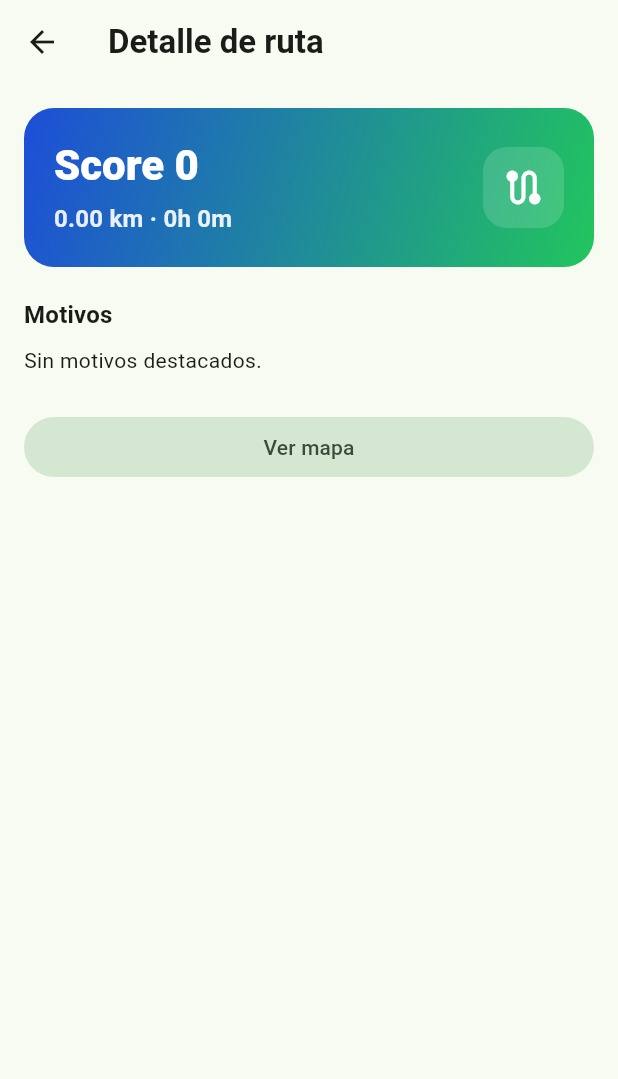
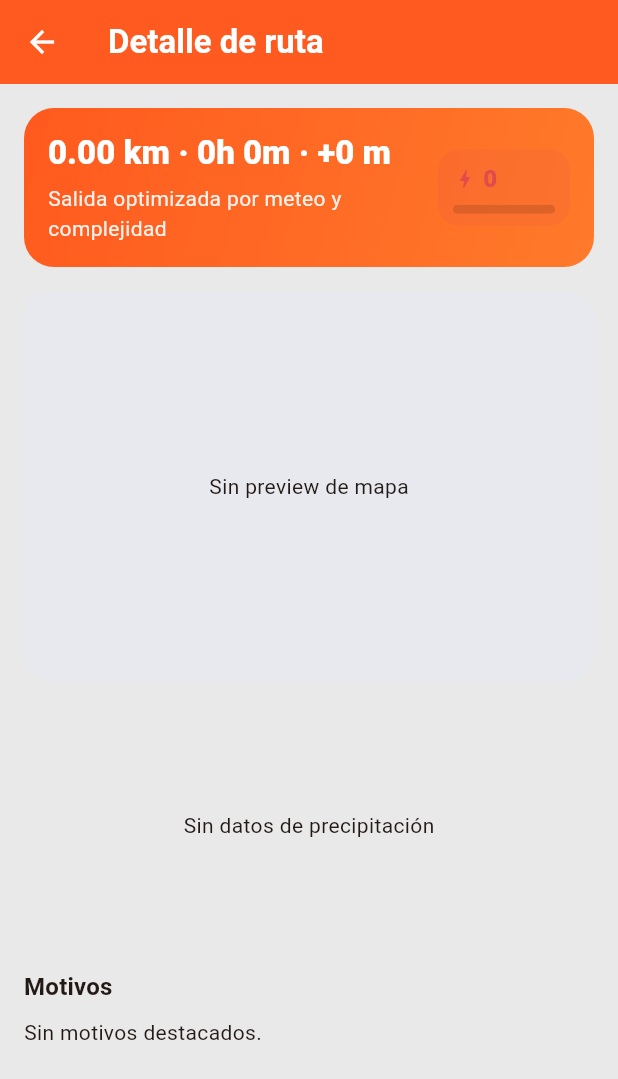
Before and after one commit to ggomeze/cycling-app, a Flutter app: the RouteDetailScreen screen opened directly with empty values, on a phone screen of 412 x 824 dp. Shown: the top 1079 px of the screen. Run offline on Flutter 3.47's test engine with Material 3 defaults, Android fonts, the phone set to English and light mode, and no system bars; our stand-ins replace flutter_map, latlong2; missing offline and left inert: flutter_polyline_points.

Commit message:
Refines UI and extends route details with weather forecasts
Overhauls the application theme with a new color scheme and card styling.
Adds elevation gain and detailed precipitation forecasts to the `RideRoute` model.
Introduces dedicated widgets for map previews, precipitation charts, and route scores.
Enhances API error handling for clearer user feedback.

```diff
--- a/lib/models/ride_route.dart
+++ b/lib/models/ride_route.dart
@@ -3,16 +3,24 @@ class RideRoute {
   final double distanceKm;
   final double durationH;
   final int score;
+  final double? elevationGainM;
   final List<String> reasons;
   final String geometryPolyline;
+  final List<String> forecastTimes;
+  final List<double> precipitationMm;
+  final List<double> precipitationProbability;
 
   const RideRoute({
     required this.id,
     required this.distanceKm,
     required this.durationH,
     required this.score,
+    this.elevationGainM,
     required this.reasons,
     required this.geometryPolyline,
+    this.forecastTimes = const [],
+    this.precipitationMm = const [],
+    this.precipitationProbability = const [],
   });
 
   factory RideRoute.fromJson(Map<String, dynamic> json) {
@@ -21,8 +29,20 @@ class RideRoute {
       distanceKm: (json['distance_km'] as num).toDouble(),
       durationH: (json['duration_h'] as num).toDouble(),
       score: json['score'] as int,
+      elevationGainM: (json['elevation_gain_m'] as num?)?.toDouble(),
       reasons: List<String>.from(json['reasons'] as List<dynamic>),
       geometryPolyline: json['geometry_polyline'] as String,
+      forecastTimes: List<String>.from(
+        (json['forecast_times'] as List<dynamic>?) ?? const [],
+      ),
+      precipitationMm:
+          ((json['precipitation_mm'] as List<dynamic>?) ?? const [])
+              .map((v) => (v as num).toDouble())
+              .toList(),
+      precipitationProbability:
+          ((json['precipitation_probability'] as List<dynamic>?) ?? const [])
+              .map((v) => (v as num).toDouble())
+              .toList(),
     );
   }
 }
--- a/lib/screens/route_detail_screen.dart
+++ b/lib/screens/route_detail_screen.dart
@@ -2,7 +2,9 @@ import 'package:flutter/material.dart';
 
 import '../models/ride_route.dart';
 import '../utils/formatters.dart';
-import 'map_screen.dart';
+import '../widgets/precipitation_chart.dart';
+import '../widgets/route_map_view.dart';
+import '../widgets/score_badge.dart';
 
 class RouteDetailScreen extends StatelessWidget {
   const RouteDetailScreen({super.key, required this.route});
@@ -13,17 +15,15 @@ class RouteDetailScreen extends StatelessWidget {
   Widget build(BuildContext context) {
     final theme = Theme.of(context);
     return Scaffold(
-      appBar: AppBar(
-        title: const Text('Detalle de ruta'),
-      ),
+      appBar: AppBar(title: const Text('Detalle de ruta')),
       body: ListView(
         padding: const EdgeInsets.all(16),
         children: [
           Container(
-            padding: const EdgeInsets.all(20),
+            padding: const EdgeInsets.all(16),
             decoration: BoxDecoration(
               gradient: const LinearGradient(
-                colors: [Color(0xFF1D4ED8), Color(0xFF22C55E)],
+                colors: [Color(0xFFFF5A1F), Color(0xFFFF7A2A)],
                 begin: Alignment.topLeft,
                 end: Alignment.bottomRight,
               ),
@@ -36,38 +36,39 @@ class RouteDetailScreen extends StatelessWidget {
                     crossAxisAlignment: CrossAxisAlignment.start,
                     children: [
                       Text(
-                        'Score ${route.score}',
-                        style: theme.textTheme.headlineMedium?.copyWith(
+                        '${formatKm(route.distanceKm)} · ${formatDuration(route.durationH)}${route.elevationGainM != null ? ' · +${route.elevationGainM!.toStringAsFixed(0)} m' : ''}',
+                        style: theme.textTheme.titleLarge?.copyWith(
                           color: Colors.white,
                           fontWeight: FontWeight.w800,
                         ),
                       ),
                       const SizedBox(height: 6),
                       Text(
-                        '${formatKm(route.distanceKm)} · ${formatDuration(route.durationH)}',
-                        style: theme.textTheme.titleMedium?.copyWith(
-                          color: Colors.white.withOpacity(0.9),
+                        'Salida optimizada por meteo y complejidad',
+                        style: theme.textTheme.bodyMedium?.copyWith(
+                          color: Colors.white.withValues(alpha: 0.92),
                         ),
                       ),
                     ],
                   ),
                 ),
-                Container(
-                  padding: const EdgeInsets.all(12),
-                  decoration: BoxDecoration(
-                    color: Colors.white.withOpacity(0.15),
-                    borderRadius: BorderRadius.circular(16),
-                  ),
-                  child: const Icon(
-                    Icons.route,
-                    color: Colors.white,
-                    size: 30,
-                  ),
-                ),
+                ScoreBadge(score: route.score),
               ],
             ),
           ),
-          const SizedBox(height: 20),
+          const SizedBox(height: 16),
+          RouteMapView(
+            geometryPolyline: route.geometryPolyline,
+            height: 260,
+            borderRadius: 18,
+          ),
+          const SizedBox(height: 16),
+          PrecipitationChart(
+            times: route.forecastTimes,
+            probabilities: route.precipitationProbability,
+            intensities: route.precipitationMm,
+          ),
+          const SizedBox(height: 16),
           Text(
             'Motivos',
             style: theme.textTheme.titleMedium?.copyWith(
@@ -76,10 +77,7 @@ class RouteDetailScreen extends StatelessWidget {
           ),
           const SizedBox(height: 8),
           if (route.reasons.isEmpty)
-            Text(
-              'Sin motivos destacados.',
-              style: theme.textTheme.bodyMedium,
-            )
+            Text('Sin motivos destacados.', style: theme.textTheme.bodyMedium)
           else
             Wrap(
               spacing: 8,
@@ -88,20 +86,6 @@ class RouteDetailScreen extends StatelessWidget {
                   .map((reason) => Chip(label: Text(reason)))
                   .toList(),
             ),
-          const SizedBox(height: 24),
-          SizedBox(
-            width: double.infinity,
-            child: FilledButton.tonal(
-              onPressed: () {
-                Navigator.of(context).push(
-                  MaterialPageRoute(
-                    builder: (context) => MapScreen(route: route),
-                  ),
-                );
-              },
-              child: const Text('Ver mapa'),
-            ),
-          ),
         ],
       ),
     );
--- /dev/null
+++ b/lib/widgets/precipitation_chart.dart
@@ -0,0 +1,263 @@
+import 'dart:math' as math;
+
+import 'package:flutter/material.dart';
+
+class PrecipitationChart extends StatelessWidget {
+  const PrecipitationChart({
+    super.key,
+    required this.times,
+    required this.probabilities,
+    required this.intensities,
+  });
+
+  final List<String> times;
+  final List<double> probabilities;
+  final List<double> intensities;
+
+  @override
+  Widget build(BuildContext context) {
+    if (times.isEmpty || probabilities.isEmpty) {
+      return const SizedBox(
+        height: 160,
+        child: Center(child: Text('Sin datos de precipitación')),
+      );
+    }
+
+    final labels = times.map((t) => t.split('T').last).toList();
+    final maxIntensity = intensities.isEmpty
+        ? 1.0
+        : math.max(1.0, intensities.reduce(math.max));
+
+    return Container(
+      padding: const EdgeInsets.all(14),
+      decoration: BoxDecoration(
+        color: const Color(0xFFF8F8F8),
+        borderRadius: BorderRadius.circular(18),
+        border: Border.all(color: const Color(0xFFE0E0E0)),
+      ),
+      child: Column(
+        crossAxisAlignment: CrossAxisAlignment.start,
+        children: [
+          Text(
+            'Precipitación durante la ruta',
+            style: Theme.of(
+              context,
+            ).textTheme.titleMedium?.copyWith(fontWeight: FontWeight.w700),
+          ),
+          const SizedBox(height: 12),
+          Row(
+            crossAxisAlignment: CrossAxisAlignment.start,
+            children: [
+              _AxisScale(
+                title: 'mm/h',
+                top: maxIntensity.toStringAsFixed(1),
+                middle: (maxIntensity / 2).toStringAsFixed(1),
+                bottom: '0.0',
+                alignEnd: false,
+              ),
+              const SizedBox(width: 8),
+              Expanded(
+                child: SizedBox(
+                  height: 160,
+                  child: CustomPaint(
+                    painter: _PrecipitationPainter(
+                      probabilities: probabilities,
+                      intensities: intensities,
+                      maxIntensity: maxIntensity,
+                    ),
+                    child: const SizedBox.expand(),
+                  ),
+                ),
+              ),
+              const SizedBox(width: 8),
+              const _AxisScale(
+                title: '%',
+                top: '100',
+                middle: '50',
+                bottom: '0',
+                alignEnd: true,
+              ),
+            ],
+          ),
+          const SizedBox(height: 8),
+          Row(
+            mainAxisAlignment: MainAxisAlignment.spaceBetween,
+            children: [
+              Text(labels.first, style: Theme.of(context).textTheme.labelSmall),
+              Text(
+                labels[labels.length ~/ 2],
+                style: Theme.of(context).textTheme.labelSmall,
+              ),
+              Text(labels.last, style: Theme.of(context).textTheme.labelSmall),
+            ],
+          ),
+          const SizedBox(height: 10),
+          const Row(
+            children: [
+              _LegendDot(color: Color(0xFF4E9AD7), label: 'Probabilidad (%)'),
+              SizedBox(width: 14),
+              _LegendDot(
+                color: Color(0xFFF5A623),
+                label: 'Precipitación (mm/h)',
+              ),
+            ],
+          ),
+        ],
+      ),
+    );
+  }
+}
+
+class _LegendDot extends StatelessWidget {
+  const _LegendDot({required this.color, required this.label});
+
+  final Color color;
+  final String label;
+
+  @override
+  Widget build(BuildContext context) {
+    return Row(
+      children: [
+        Container(
+          width: 10,
+          height: 10,
+          decoration: BoxDecoration(color: color, shape: BoxShape.circle),
+        ),
+        const SizedBox(width: 6),
+        Text(label, style: Theme.of(context).textTheme.labelMedium),
+      ],
+    );
+  }
+}
+
+class _AxisScale extends StatelessWidget {
+  const _AxisScale({
+    required this.title,
+    required this.top,
+    required this.middle,
+    required this.bottom,
+    required this.alignEnd,
+  });
+
+  final String title;
+  final String top;
+  final String middle;
+  final String bottom;
+  final bool alignEnd;
+
+  @override
+  Widget build(BuildContext context) {
+    final textAlign = alignEnd ? TextAlign.right : TextAlign.left;
+    final crossAxisAlignment = alignEnd
+        ? CrossAxisAlignment.end
+        : CrossAxisAlignment.start;
+    return SizedBox(
+      height: 160,
+      width: 34,
+      child: Column(
+        crossAxisAlignment: crossAxisAlignment,
+        children: [
+          Text(
+            title,
+            textAlign: textAlign,
+            style: Theme.of(context).textTheme.labelSmall,
+          ),
+          const SizedBox(height: 10),
+          Text(
+            top,
+            textAlign: textAlign,
+            style: Theme.of(context).textTheme.labelSmall,
+          ),
+          const Spacer(),
+          Text(
+            middle,
+            textAlign: textAlign,
+            style: Theme.of(context).textTheme.labelSmall,
+          ),
+          const Spacer(),
+          Text(
+            bottom,
+            textAlign: textAlign,
+            style: Theme.of(context).textTheme.labelSmall,
+          ),
+        ],
+      ),
+    );
+  }
+}
+
+class _PrecipitationPainter extends CustomPainter {
+  _PrecipitationPainter({
+    required this.probabilities,
+    required this.intensities,
+    required this.maxIntensity,
+  });
+
+  final List<double> probabilities;
+  final List<double> intensities;
+  final double maxIntensity;
+
+  @override
+  void paint(Canvas canvas, Size size) {
+    final gridPaint = Paint()
+      ..color = const Color(0x22000000)
+      ..style = PaintingStyle.stroke;
+    final areaPaint = Paint()
+      ..color = const Color(0x334E9AD7)
+      ..style = PaintingStyle.fill;
+    final probPaint = Paint()
+      ..color = const Color(0xFF4E9AD7)
+      ..style = PaintingStyle.stroke
+      ..strokeWidth = 2.0;
+    final intensityPaint = Paint()
+      ..color = const Color(0xFFF5A623)
+      ..style = PaintingStyle.stroke
+      ..strokeWidth = 2.0;
+
+    const hLines = 4;
+    for (var i = 0; i <= hLines; i++) {
+      final y = size.height * i / hLines;
+      canvas.drawLine(Offset(0, y), Offset(size.width, y), gridPaint);
+    }
+
+    final probPath = _buildLinePath(probabilities, size, maxY: 100);
+    final areaPath = Path.from(probPath)
+      ..lineTo(size.width, size.height)
+      ..lineTo(0, size.height)
+      ..close();
+
+    final intensityPath = _buildLinePath(intensities, size, maxY: maxIntensity);
+
+    canvas.drawPath(areaPath, areaPaint);
+    canvas.drawPath(probPath, probPaint);
+    canvas.drawPath(intensityPath, intensityPaint);
+  }
+
+  Path _buildLinePath(List<double> values, Size size, {required double maxY}) {
+    final path = Path();
+    if (values.isEmpty) {
+      return path;
+    }
+
+    final safeMax = maxY <= 0 ? 1.0 : maxY;
+    final last = values.length - 1;
+    for (var i = 0; i < values.length; i++) {
+      final x = last == 0 ? 0.0 : size.width * i / last;
+      final normalized = (values[i].clamp(0, safeMax)) / safeMax;
+      final y = size.height - (normalized * size.height);
+      if (i == 0) {
+        path.moveTo(x, y);
+      } else {
+        path.lineTo(x, y);
+      }
+    }
+    return path;
+  }
+
+  @override
+  bool shouldRepaint(covariant _PrecipitationPainter oldDelegate) {
+    return oldDelegate.probabilities != probabilities ||
+        oldDelegate.intensities != intensities ||
+        oldDelegate.maxIntensity != maxIntensity;
+  }
+}
--- /dev/null
+++ b/lib/widgets/route_map_view.dart
@@ -0,0 +1,75 @@
+import 'package:flutter/material.dart';
+import 'package:flutter_map/flutter_map.dart';
+import 'package:flutter_polyline_points/flutter_polyline_points.dart';
+import 'package:latlong2/latlong.dart';
+
+class RouteMapView extends StatelessWidget {
+  const RouteMapView({
+    super.key,
+    required this.geometryPolyline,
+    this.height = 120,
+    this.borderRadius = 16,
+  });
+
+  final String geometryPolyline;
+  final double height;
+  final double borderRadius;
+
+  List<LatLng> _decodePolyline(String polyline) {
+    final points = PolylinePoints().decodePolyline(polyline);
+    return points
+        .map((point) => LatLng(point.latitude, point.longitude))
+        .toList();
+  }
+
+  @override
+  Widget build(BuildContext context) {
+    final routePoints = _decodePolyline(geometryPolyline);
+
+    if (routePoints.isEmpty) {
+      return Container(
+        height: height,
+        decoration: BoxDecoration(
+          color: const Color(0xFFE7E9EE),
+          borderRadius: BorderRadius.circular(borderRadius),
+        ),
+        alignment: Alignment.center,
+        child: const Text('Sin preview de mapa'),
+      );
+    }
+
+    final bounds = LatLngBounds.fromPoints(routePoints);
+    return ClipRRect(
+      borderRadius: BorderRadius.circular(borderRadius),
+      child: SizedBox(
+        height: height,
+        child: FlutterMap(
+          options: MapOptions(
+            interactionOptions: const InteractionOptions(
+              flags: InteractiveFlag.none,
+            ),
+            initialCameraFit: CameraFit.bounds(
+              bounds: bounds,
+              padding: const EdgeInsets.all(20),
+            ),
+          ),
+          children: [
+            TileLayer(
+              urlTemplate: 'https://tile.openstreetmap.org/{z}/{x}/{y}.png',
+              userAgentPackageName: 'com.example.cycling_app',
+            ),
+            PolylineLayer(
+              polylines: [
+                Polyline(
+                  points: routePoints,
+                  strokeWidth: 4,
+                  color: const Color(0xFF2F80C8),
+                ),
+              ],
+            ),
+          ],
+        ),
+      ),
+    );
+  }
+}
--- /dev/null
+++ b/lib/widgets/score_badge.dart
@@ -0,0 +1,60 @@
+import 'package:flutter/material.dart';
+
+class ScoreBadge extends StatelessWidget {
+  const ScoreBadge({super.key, required this.score});
+
+  final int score;
+
+  Color _scoreColor() {
+    if (score >= 85) {
+      return const Color(0xFF2AA84A);
+    }
+    if (score >= 70) {
+      return const Color(0xFFF5A623);
+    }
+    return const Color(0xFFE24B4B);
+  }
+
+  @override
+  Widget build(BuildContext context) {
+    final color = _scoreColor();
+    final normalized = (score.clamp(0, 100)) / 100.0;
+    return Container(
+      width: 88,
+      padding: const EdgeInsets.symmetric(horizontal: 10, vertical: 8),
+      decoration: BoxDecoration(
+        color: color.withValues(alpha: 0.13),
+        borderRadius: BorderRadius.circular(14),
+      ),
+      child: Column(
+        crossAxisAlignment: CrossAxisAlignment.start,
+        children: [
+          Row(
+            children: [
+              Icon(Icons.bolt_rounded, size: 16, color: color),
+              const SizedBox(width: 4),
+              Text(
+                '$score',
+                style: TextStyle(
+                  color: color,
+                  fontWeight: FontWeight.w800,
+                  fontSize: 16,
+                ),
+              ),
+            ],
+          ),
+          const SizedBox(height: 6),
+          ClipRRect(
+            borderRadius: BorderRadius.circular(999),
+            child: LinearProgressIndicator(
+              minHeight: 6,
+              value: normalized,
+              backgroundColor: Colors.black12,
+              valueColor: AlwaysStoppedAnimation<Color>(color),
+            ),
+          ),
+        ],
+      ),
+    );
+  }
+}
```
Also changed, not shown: lib/main.dart (+19 -1 lines), lib/screens/map_screen.dart (+4 -14 lines), lib/screens/plan_ride_screen.dart (+72 -86 lines), lib/services/api_service.dart (+16 -2 lines).
